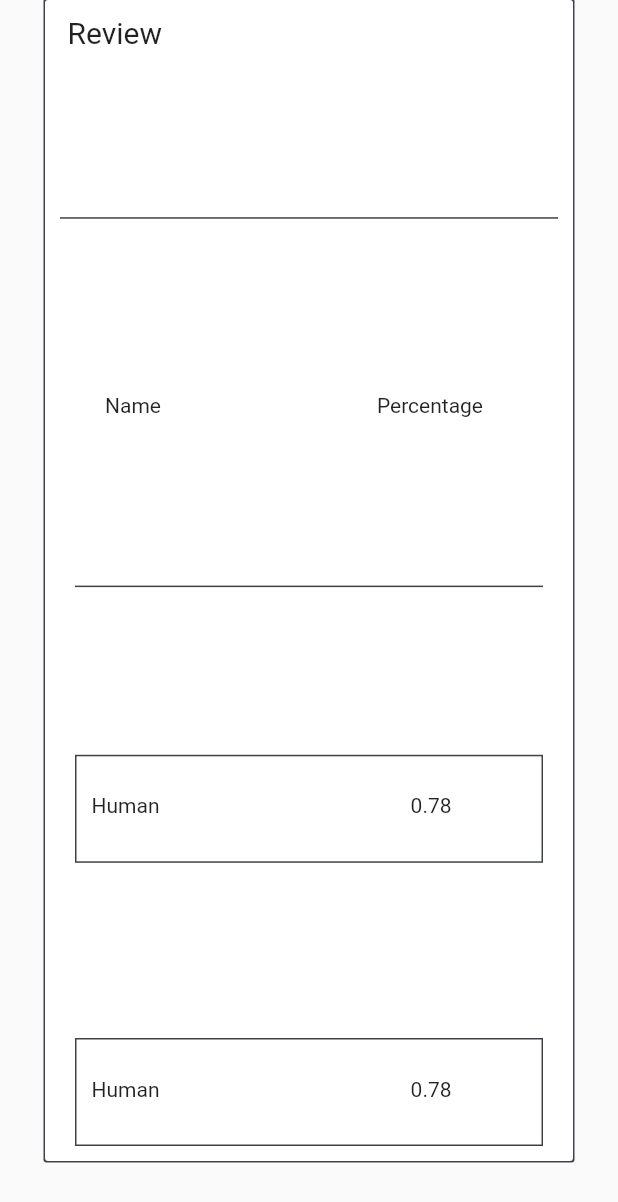
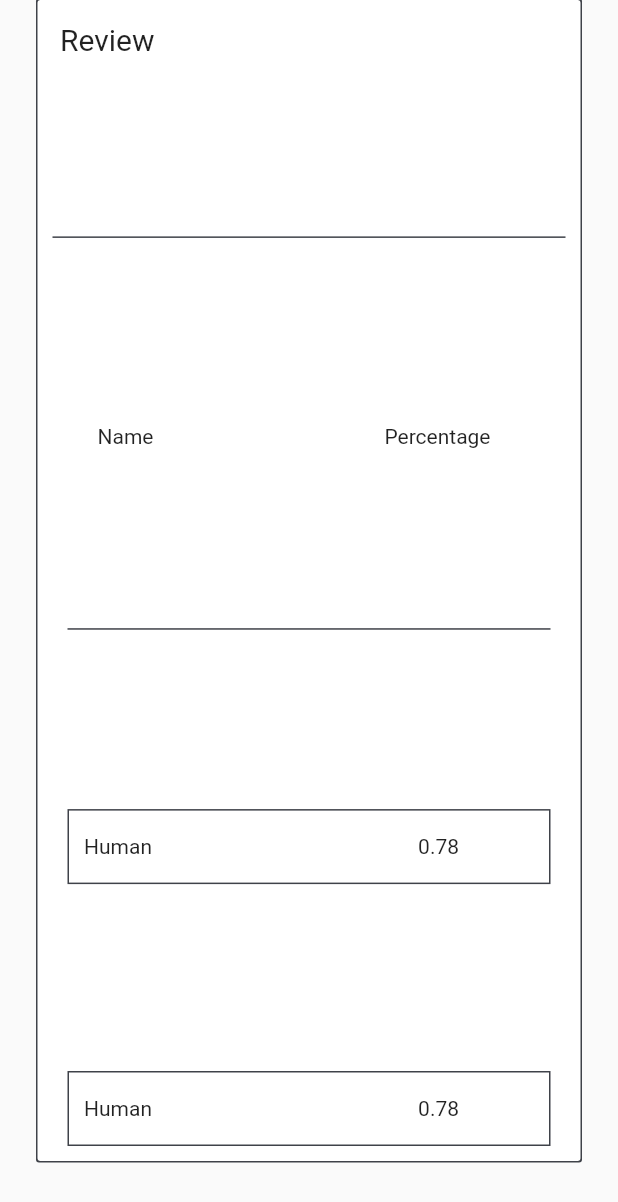
Before and after one commit to Parthvsquare/Image-Ai, a Flutter app: the ReviewBox widget shown alone on an empty page, opened directly, on a phone screen of 412 x 824 dp. Shown: the top 1202 px of the screen. Run offline on Flutter 3.47's test engine with Material 2 defaults, Android fonts, the phone set to English and light mode, and no system bars; our stand-ins replace image_picker.

Commit message:
cchanges to review page

```diff
--- a/lib/historyPage/historyitemrow.dart
+++ b/lib/historyPage/historyitemrow.dart
@@ -38,7 +38,7 @@ class HistoryItemsRow extends StatelessWidget {
             style: TextStyle(fontSize: 14),
             textAlign: TextAlign.center,
           ),
-          width: 250,
+          width: 260,
           height: 70,
         ),
       ],
--- a/lib/reviewPage/reviewBox.dart
+++ b/lib/reviewPage/reviewBox.dart
@@ -12,7 +12,7 @@ class _ReviewBoxState extends State<ReviewBox> {
   Widget build(BuildContext context) {
     return Container(
       width: double.infinity,
-      margin: EdgeInsets.only(left: 30, right: 30, bottom: 50),
+      margin: EdgeInsets.only(left: 25, right: 25, bottom: 50),
       child: ReviewItem(),
       decoration: BoxDecoration(
         borderRadius: BorderRadius.circular(2),
--- a/lib/reviewPage/reviewItem.dart
+++ b/lib/reviewPage/reviewItem.dart
@@ -15,7 +15,7 @@ class _ReviewItemState extends State<ReviewItem> {
       children: [
         Container(
           alignment: Alignment.topLeft,
-          margin: EdgeInsets.only(top: 10, left: 15, bottom: 5),
+          margin: EdgeInsets.only(top: 15, left: 15, bottom: 5),
           child: Text(
             'Review',
             style: TextStyle(fontSize: 20),
@@ -67,6 +67,7 @@ class _ReviewItemState extends State<ReviewItem> {
             ),
           ),
           child: ReviewItemRow(),
+          height: 50,
         ),
         Container(
           margin: EdgeInsets.only(bottom: 10, left: 20, right: 20),
@@ -77,6 +78,7 @@ class _ReviewItemState extends State<ReviewItem> {
             ),
           ),
           child: ReviewItemRow(),
+          height: 50,
         ),
       ],
     );
--- a/lib/reviewPage/reviewitemrow.dart
+++ b/lib/reviewPage/reviewitemrow.dart
@@ -15,8 +15,6 @@ class _ReviewItemRowState extends State<ReviewItemRow> {
 //----------------------------------This is the Name of that character ----------------------------------//
         Container(
           margin: EdgeInsets.only(left: 10),
-          padding: EdgeInsets.only(top: 25),
-          height: 70,
           child: Text(
             'Human',
             style: TextStyle(fontSize: 14),
@@ -25,13 +23,12 @@ class _ReviewItemRowState extends State<ReviewItemRow> {
 //----------------------------------This is the percentage part----------------------------------//
         Container(
           margin: EdgeInsets.only(right: 60),
-          padding: EdgeInsets.only(top: 25),
           child: Text(
             '0.78',
             style: TextStyle(fontSize: 14),
             textAlign: TextAlign.center,
           ),
-          height: 70,
+          //height: 70,
         ),
       ],
     );
```
